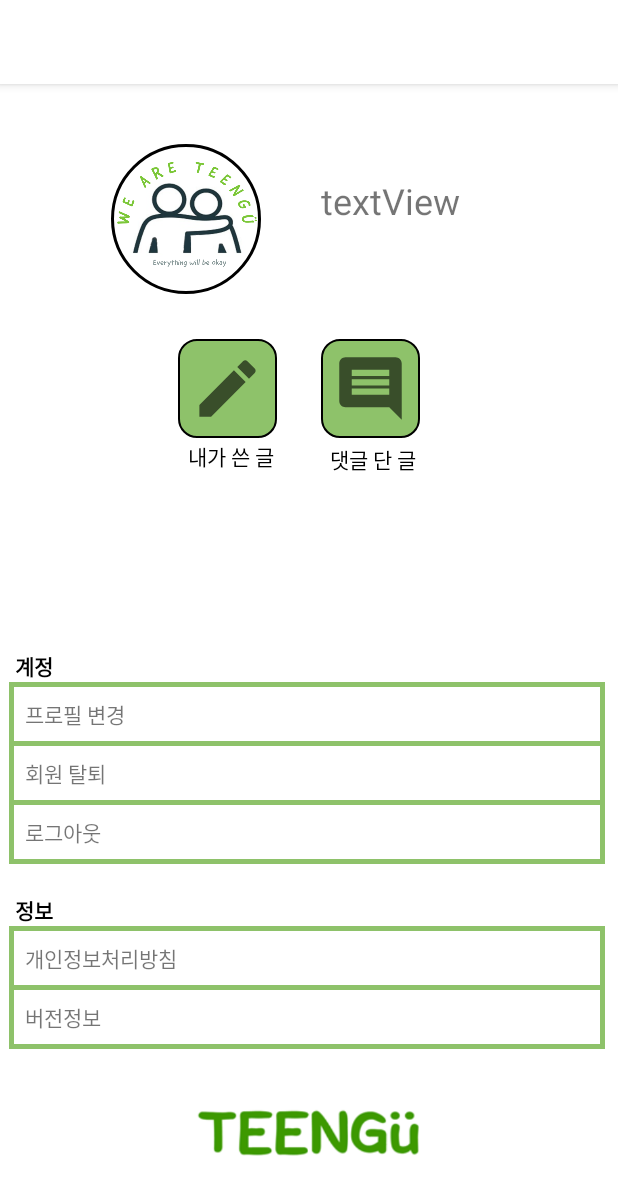
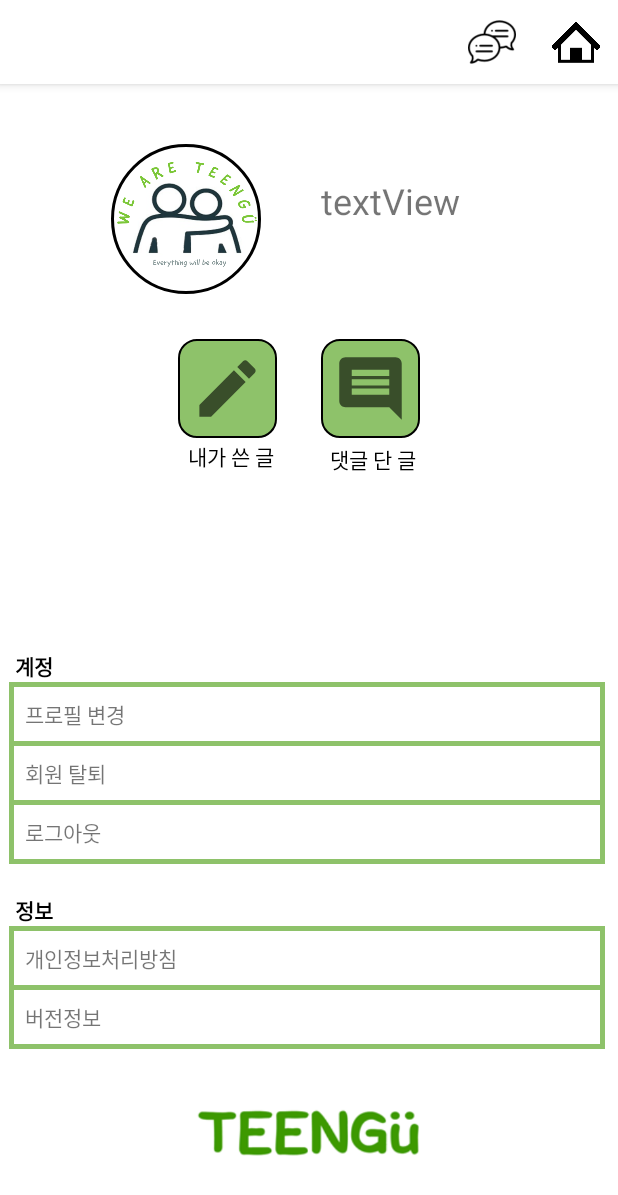
Before and after one commit to YRim99/TeenGu, an Android app: the reviewActivity screen opened directly, with no data from a screen before it, after a tap on "Mypage", on a phone screen of 412 x 824 dp. Shown: the top 1195 px of the screen. Run offline under Robolectric (Android 15) with nearby library versions, the phone set to English and light mode, and no system bars; our stand-ins replace CircleImageView.

Commit message:
logo 변경(logoloading.png) & mypage,chat 상단바 변경

```diff
--- a/app/src/main/java/com/example/login/MypageActivity.kt
+++ b/app/src/main/java/com/example/login/MypageActivity.kt
@@ -5,6 +5,7 @@
 import android.database.Cursor
 import android.database.sqlite.SQLiteDatabase
 import android.os.Bundle
+import android.view.Menu
 import android.view.MenuItem
 import android.widget.ImageButton
 import android.widget.TextView
@@ -125,6 +126,12 @@
         }
     }
 
+    //홈화면에 쓰일 메뉴 리소스 지정
+    override fun onCreateOptionsMenu(menu: Menu?): Boolean {
+        menuInflater.inflate(R.menu.mypage, menu)
+        return true
+    }
+
     //우측 상단 홈 메뉴 누를 시 HomeActivity로 이동
     override fun onOptionsItemSelected(item: MenuItem): Boolean {
         when(item?.itemId){
@@ -135,6 +142,7 @@
                 startActivity(intent)
                 return true
             }
+
             //우측 상단 채팅 메뉴 누를시 ChatActivity로 이동
             R.id.action_chat ->{
                 val intent = Intent(this, ChatActivity::class.java)
--- a/app/src/main/res/drawable/activity_splash.xml
+++ b/app/src/main/res/drawable/activity_splash.xml
@@ -4,6 +4,6 @@
     <item>
         <bitmap
             android:gravity="center"
-            android:src="@drawable/loading_logo2" /> <!--app logo-->
+            android:src="@drawable/logoloading" /> <!--app logo-->
     </item>
 </layer-list>
--- /dev/null
+++ b/app/src/main/res/menu/mypage.xml
@@ -0,0 +1,22 @@
+<?xml version="1.0" encoding="utf-8"?>
+<menu xmlns:app="http://schemas.android.com/apk/res-auto"
+    xmlns:android="http://schemas.android.com/apk/res/android">
+    <!--
+    <item
+        android:id="@+id/action_back"
+        android:icon="@drawable/back"
+        android:title="back"
+        app:showAsAction="always" />
+        -->
+    <item
+        android:id="@+id/action_chat"
+        android:icon="@drawable/chat"
+        android:title="Chat"
+        app:showAsAction="always" />
+
+    <item
+        android:id="@+id/action_home"
+        android:icon="@drawable/home"
+        android:title="Home"
+        app:showAsAction="always" />
+</menu>
```
Also changed, not shown: app/src/main/java/com/example/login/ChatActivity.kt (+8 -0 lines), app/src/main/res/menu/mychat.xml (added, +21 -0 lines), app/src/main/res/drawable/logoloading.png (added).
